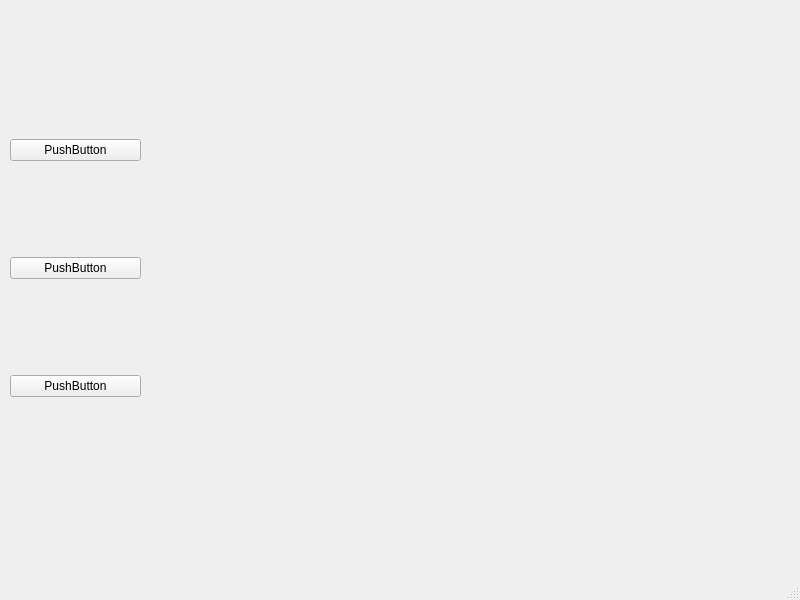
Qt form Code/PyTick/Scripts/PyTick.ui (Joiner12/Python_M) before a commit.
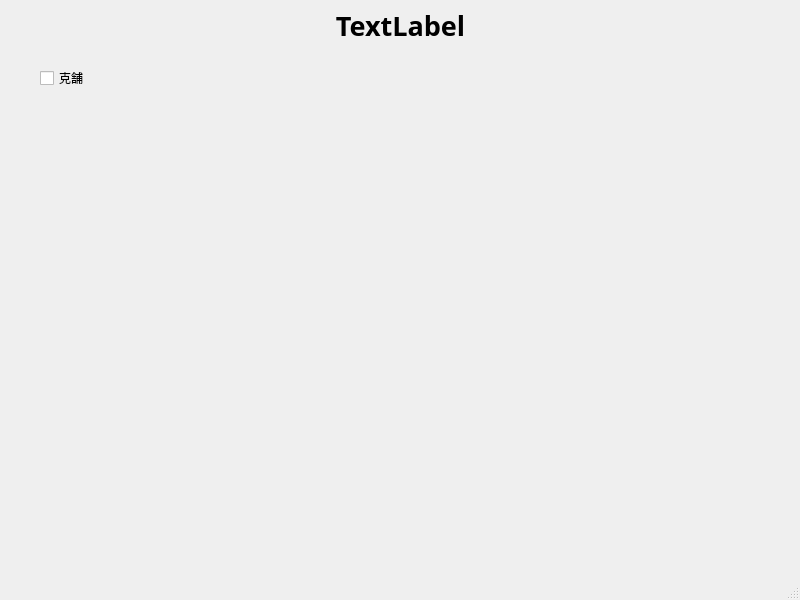
The same form after that commit.

Patch:
```diff
--- a/Code/PyTick/Scripts/PyTick.ui
+++ b/Code/PyTick/Scripts/PyTick.ui
@@ -14,60 +14,42 @@
    <string>MainWindow</string>
   </property>
   <widget class="QWidget" name="centralwidget">
-   <widget class="QWidget" name="horizontalLayoutWidget_2">
-    <property name="geometry">
-     <rect>
-      <x>0</x>
-      <y>499</y>
-      <width>791</width>
-      <height>71</height>
-     </rect>
-    </property>
-    <layout class="QHBoxLayout" name="horizontalLayout_2"/>
-   </widget>
-   <widget class="QWidget" name="verticalLayoutWidget">
-    <property name="geometry">
-     <rect>
-      <x>150</x>
-      <y>50</y>
-      <width>641</width>
-      <height>441</height>
-     </rect>
-    </property>
-    <layout class="QVBoxLayout" name="verticalLayout"/>
-   </widget>
-   <widget class="QWidget" name="verticalLayoutWidget_2">
+   <widget class="QLabel" name="label">
     <property name="geometry">
      <rect>
       <x>10</x>
-      <y>49</y>
-      <width>131</width>
-      <height>441</height>
+      <y>10</y>
+      <width>781</width>
+      <height>31</height>
      </rect>
     </property>
-    <layout class="QVBoxLayout" name="verticalLayout_2">
-     <item>
-      <widget class="QPushButton" name="pushButton_2">
-       <property name="text">
-        <string>PushButton</string>
-       </property>
-      </widget>
-     </item>
-     <item>
-      <widget class="QPushButton" name="pushButton_3">
-       <property name="text">
-        <string>PushButton</string>
-       </property>
-      </widget>
-     </item>
-     <item>
-      <widget class="QPushButton" name="pushButton">
-       <property name="text">
-        <string>PushButton</string>
-       </property>
-      </widget>
-     </item>
-    </layout>
+    <property name="font">
+     <font>
+      <family>Corbel</family>
+      <pointsize>20</pointsize>
+      <weight>75</weight>
+      <bold>true</bold>
+     </font>
+    </property>
+    <property name="text">
+     <string>TextLabel</string>
+    </property>
+    <property name="alignment">
+     <set>Qt::AlignCenter</set>
+    </property>
+   </widget>
+   <widget class="QCheckBox" name="checkBox">
+    <property name="geometry">
+     <rect>
+      <x>40</x>
+      <y>70</y>
+      <width>71</width>
+      <height>16</height>
+     </rect>
+    </property>
+    <property name="text">
+     <string>克舗</string>
+    </property>
    </widget>
   </widget>
   <widget class="QStatusBar" name="statusbar"/>
```
